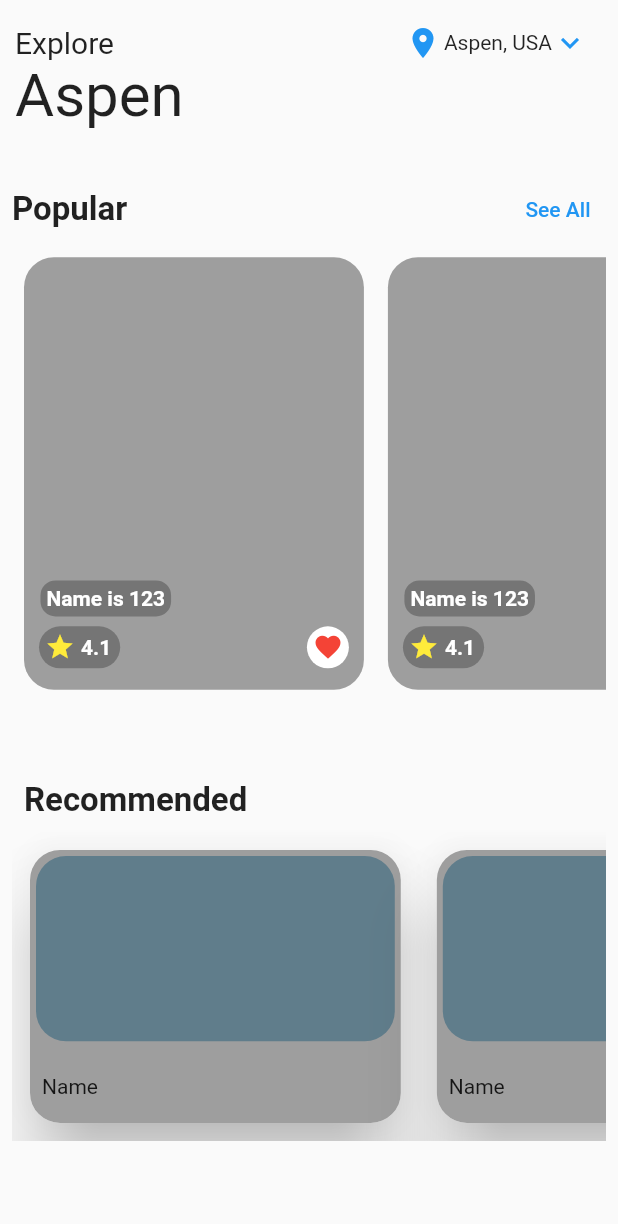
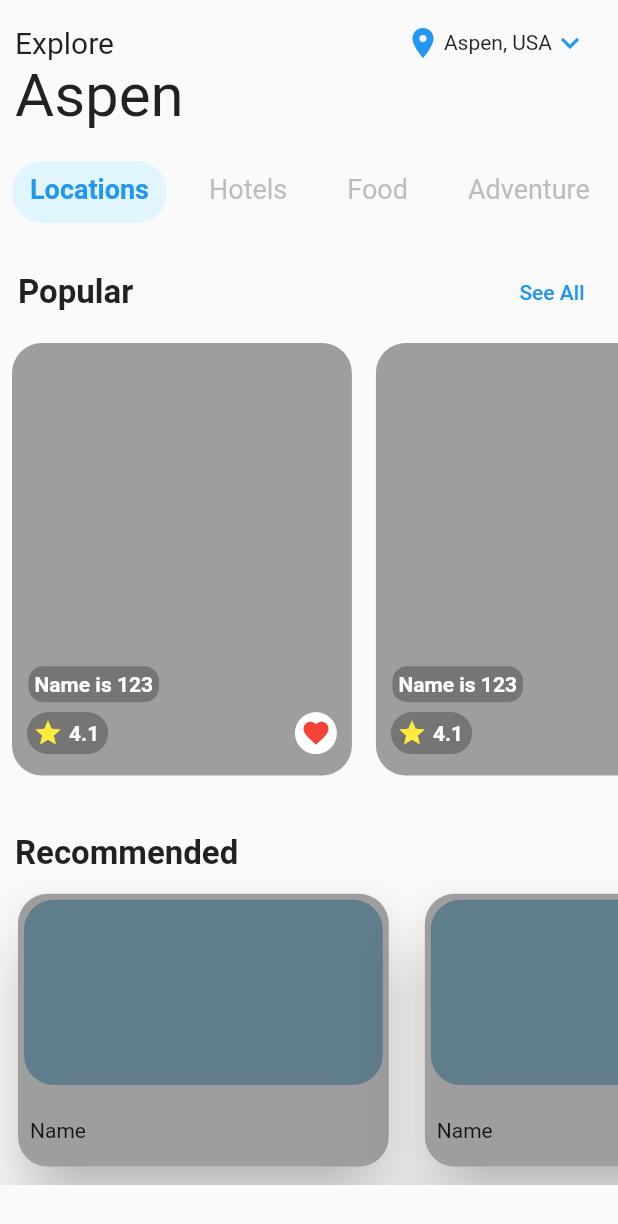
Before and after one commit to Pratham-1604/Pravaas-Mitra-Here-230395, a Flutter app: the screen it shows after launch, on a phone screen of 412 x 824 dp. Shown: the top 1224 px of the screen. Run offline on Flutter 3.47's test engine with Material 2 defaults, Android fonts, the phone set to English and light mode, and no system bars.

Commit message:
created working filters widget ui

```diff
--- a/lib/features/home page/main_page.dart
+++ b/lib/features/home page/main_page.dart
@@ -1,13 +1,14 @@
+// ignore_for_file: public_member_api_docs, sort_constructors_first
 // ignore_for_file: prefer_const_constructors, prefer_const_literals_to_create_immutables
 import 'package:flutter/material.dart';
 
 import 'widgets/app_bar_widget.dart';
+import 'widgets/filters/filter_widget.dart';
 import 'widgets/popular_destinations/popular_destinations_widget.dart';
 import 'widgets/recommend/recommend_tour_widget.dart';
 
 class HomePage extends StatelessWidget {
   const HomePage({super.key});
-
   @override
   Widget build(BuildContext context) {
     final size = MediaQuery.of(context).size;
@@ -21,10 +22,23 @@ class HomePage extends StatelessWidget {
               height: size.width * 0.04,
             ),
             AppBarWidget(),
-            const SizedBox(height: 20),
-            PopularDestinationWidget(size: size),
-            const SizedBox(height: 20),
-            RecommendTourWidget(size: size),
+            Expanded(
+              child: SingleChildScrollView(
+                scrollDirection: Axis.vertical,
+                child: Column(
+                  children: [
+                    const SizedBox(height: 20),
+                    FiltersWidget(size: size),
+                    const SizedBox(height: 20),
+                    PopularDestinationWidget(size: size),
+                    const SizedBox(height: 20),
+                    RecommendTourWidget(size: size),
+                  ],
+                ),
+              ),
+            ),
+            // AppBarWidget(),
+
             // bottom nav bar pending
           ],
         ),
--- /dev/null
+++ b/lib/features/home page/widgets/filters/filter_widget.dart
@@ -0,0 +1,50 @@
+// ignore_for_file: prefer_const_constructors, prefer_const_literals_to_create_immutables
+import 'package:flutter/material.dart';
+
+import 'filters_widget_item.dart';
+
+class FiltersWidget extends StatefulWidget {
+  const FiltersWidget({
+    super.key,
+    required this.size,
+  });
+
+  final Size size;
+
+  @override
+  State<FiltersWidget> createState() => _FiltersWidgetState();
+}
+
+class _FiltersWidgetState extends State<FiltersWidget> {
+  static const List<String> tags = [
+    "Locations",
+    "Hotels",
+    "Food",
+    "Adventure",
+    "Parks",
+  ];
+
+  int currInd = 0;
+
+  void onTap(int ind) {
+    setState(() {
+      currInd = ind;
+    });
+  }
+
+  @override
+  Widget build(BuildContext context) {
+    return SizedBox(
+      height: widget.size.height * 0.05,
+      child: ListView.builder(
+        scrollDirection: Axis.horizontal,
+        itemBuilder: (context, index) => FiltersWidgetItem(
+          text: tags[index],
+          isSelected: index == currInd,
+          onTap: () => onTap(index),
+        ),
+        itemCount: tags.length,
+      ),
+    );
+  }
+}
--- /dev/null
+++ b/lib/features/home page/widgets/filters/filters_widget_item.dart
@@ -0,0 +1,44 @@
+// ignore_for_file: prefer_const_constructors, prefer_const_literals_to_create_immutables
+import 'package:flutter/material.dart';
+
+
+class FiltersWidgetItem extends StatelessWidget {
+  const FiltersWidgetItem({
+    Key? key,
+    required this.isSelected,
+    required this.text,
+    required this.onTap,
+  }) : super(key: key);
+
+  final bool isSelected;
+  final String text;
+  final VoidCallback onTap;
+
+  @override
+  Widget build(BuildContext context) {
+    return GestureDetector(
+      onTap: onTap,
+      child: Padding(
+        padding: const EdgeInsets.symmetric(horizontal: 8.0),
+        child: Container(
+          decoration: BoxDecoration(
+            borderRadius: BorderRadius.circular(20),
+            color: isSelected ? Colors.lightBlue[50] : null,
+          ),
+          child: Padding(
+            padding: EdgeInsets.symmetric(vertical: 8.0, horizontal: 12),
+            child: Text(
+              text,
+              textAlign: TextAlign.center,
+              style: TextStyle(
+                fontSize: 18,
+                color: isSelected ? Colors.blue : Colors.grey[400],
+                fontWeight: isSelected ? FontWeight.bold : FontWeight.normal,
+              ),
+            ),
+          ),
+        ),
+      ),
+    );
+  }
+}
--- a/lib/features/home page/widgets/popular_destinations/popular_destination_item_widget.dart
+++ b/lib/features/home page/widgets/popular_destinations/popular_destination_item_widget.dart
@@ -1,5 +1,5 @@
-// ignore_for_file: prefer_const_constructors, prefer_const_literals_to_create_immutables
 import 'package:flutter/material.dart';
+import 'package:here/features/historical%20information/page.dart';
 
 class PopularDestinationItemWidget extends StatelessWidget {
   const PopularDestinationItemWidget({
@@ -11,7 +11,15 @@ class PopularDestinationItemWidget extends StatelessWidget {
 
   @override
   Widget build(BuildContext context) {
-    return Padding(
+    return GestureDetector(
+      onTap: () {
+        Navigator.of(context).push(
+          MaterialPageRoute(
+            builder: (context) => const HistoricalInformationPage(),
+          ),
+        );
+      },
+      child: Padding(
         padding: const EdgeInsets.all(8.0),
         child: Stack(
           children: [
@@ -31,8 +39,8 @@ class PopularDestinationItemWidget extends StatelessWidget {
                   color: Colors.grey[600],
                   borderRadius: BorderRadius.circular(10),
                 ),
-              child: Padding(
-                padding: const EdgeInsets.all(4.0),
+                child: const Padding(
+                  padding: EdgeInsets.all(4.0),
                   child: Text(
                     'Name is 123',
                     style: TextStyle(
@@ -55,13 +63,13 @@ class PopularDestinationItemWidget extends StatelessWidget {
                   padding: const EdgeInsets.all(4.0),
                   child: Row(
                     children: [
-                    Icon(
+                      const Icon(
                         Icons.star,
                         color: Colors.yellow,
                         size: 20,
                       ),
                       const SizedBox(width: 4),
-                    Text(
+                      const Text(
                         '4.1',
                         style: TextStyle(
                           color: Colors.white,
@@ -82,8 +90,8 @@ class PopularDestinationItemWidget extends StatelessWidget {
                   color: Colors.white,
                   borderRadius: BorderRadius.circular(20),
                 ),
-              child: Padding(
-                padding: const EdgeInsets.all(4.0),
+                child: const Padding(
+                  padding: EdgeInsets.all(4.0),
                   child: Icon(
                     Icons.favorite,
                     color: Colors.red,
@@ -94,6 +102,7 @@ class PopularDestinationItemWidget extends StatelessWidget {
             ),
           ],
         ),
+      ),
     );
   }
 }
--- a/lib/features/home page/widgets/popular_destinations/popular_destinations_widget.dart
+++ b/lib/features/home page/widgets/popular_destinations/popular_destinations_widget.dart
@@ -13,11 +13,11 @@ class PopularDestinationWidget extends StatelessWidget {
 
   @override
   Widget build(BuildContext context) {
-    return Padding(
-      padding: const EdgeInsets.all(8.0),
-      child: Column(
-        children: [
-          Row(
+    return Column(
+      children: [
+        Padding(
+          padding: const EdgeInsets.symmetric(horizontal: 12, vertical: 2),
+          child: Row(
             mainAxisAlignment: MainAxisAlignment.spaceBetween,
             children: [
               Text(
@@ -33,9 +33,9 @@ class PopularDestinationWidget extends StatelessWidget {
               ),
             ],
           ),
-          PopularDestinationItems(size: size),
-        ],
-      ),
+        ),
+        PopularDestinationItems(size: size),
+      ],
     );
   }
 }
--- a/lib/features/home page/widgets/recommend/recommend_tour_widget.dart
+++ b/lib/features/home page/widgets/recommend/recommend_tour_widget.dart
@@ -12,13 +12,11 @@ class RecommendTourWidget extends StatelessWidget {
 
   @override
   Widget build(BuildContext context) {
-    return Padding(
-      padding: const EdgeInsets.all(8.0),
-      child: Column(
+    return Column(
       crossAxisAlignment: CrossAxisAlignment.start,
       children: [
         const Padding(
-            padding: EdgeInsets.all(8.0),
+          padding: EdgeInsets.symmetric(horizontal: 10, vertical: 2),
           child: Text(
             'Recommended',
             style: TextStyle(
@@ -29,7 +27,6 @@ class RecommendTourWidget extends StatelessWidget {
         ),
         RecommendTourItems(size: size),
       ],
-      ),
     );
   }
 }
```
Lines whose indentation alone changed are shown as unchanged.
